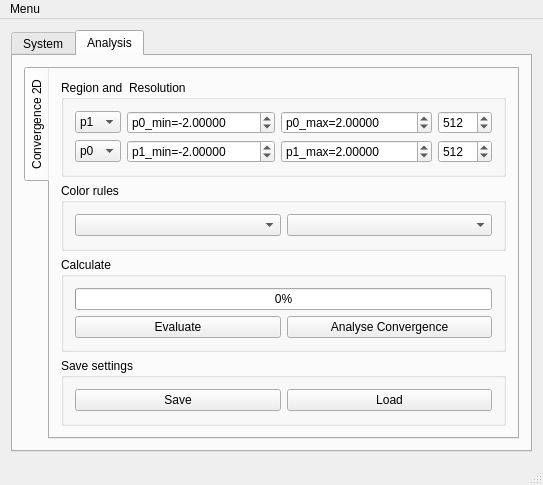
The window that mainwindow.ui (gobelin88/opticafe) describes before a commit, drawn with Qt 5.
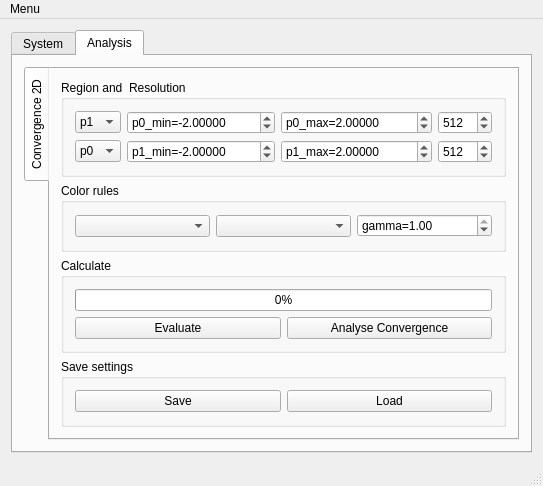
The same window after the commit.

```diff
--- a/mainwindow.ui
+++ b/mainwindow.ui
@@ -285,6 +285,22 @@
                  <item>
                   <widget class="QComboBox" name="cb_scale_color_mode"/>
                  </item>
+                 <item>
+                  <widget class="QDoubleSpinBox" name="sb_gamma">
+                   <property name="prefix">
+                    <string>gamma=</string>
+                   </property>
+                   <property name="maximum">
+                    <double>1.000000000000000</double>
+                   </property>
+                   <property name="singleStep">
+                    <double>0.100000000000000</double>
+                   </property>
+                   <property name="value">
+                    <double>1.000000000000000</double>
+                   </property>
+                  </widget>
+                 </item>
                 </layout>
                </item>
               </layout>
```
